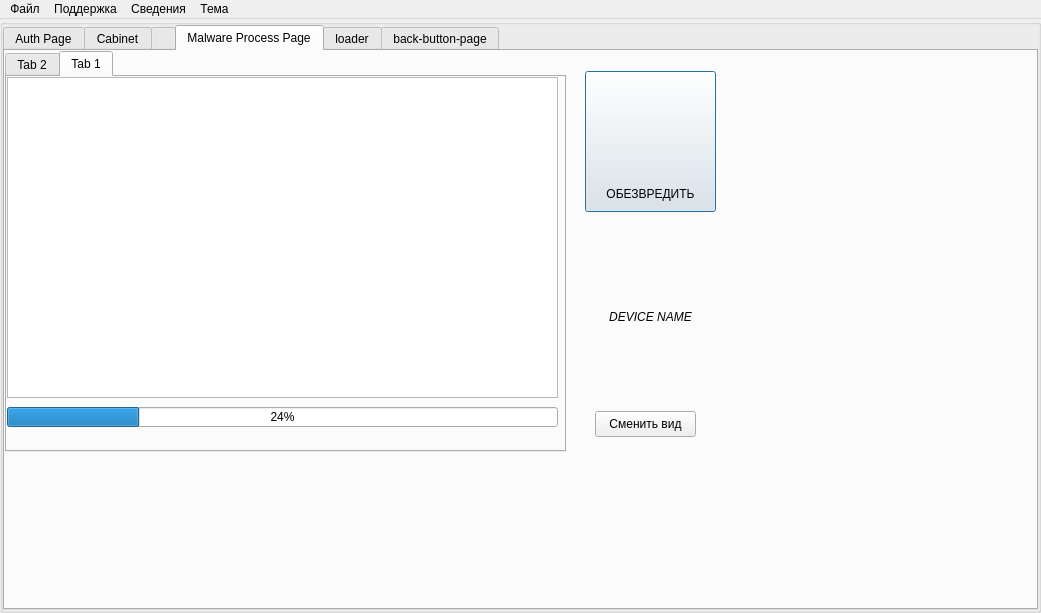
badcast/adskiller, file ui/mainwindow.ui: the form before one commit.
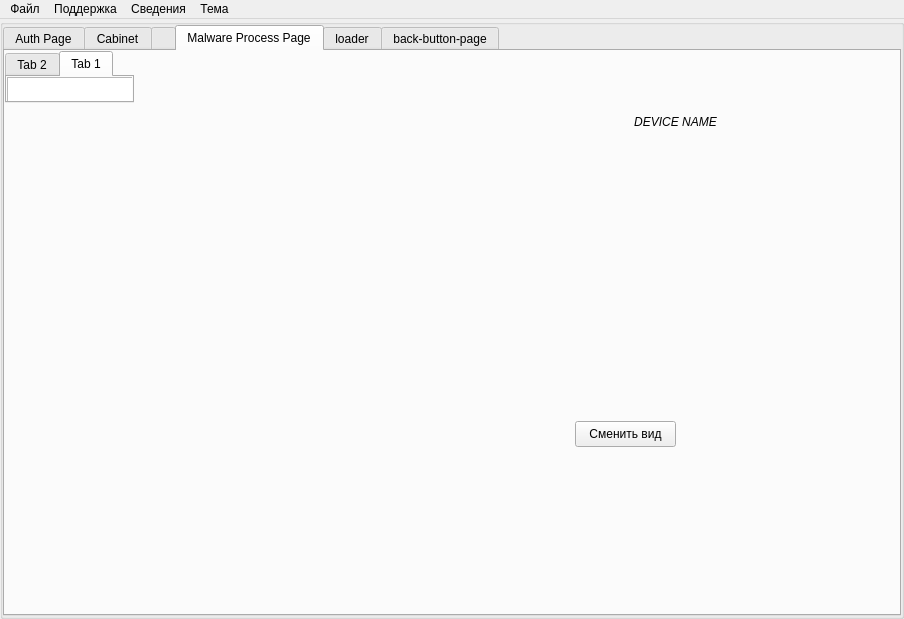
The form after the commit. The open tabs and pages were chosen to show the change. Icons and pictures are not drawn.

```diff
--- a/ui/mainwindow.ui
+++ b/ui/mainwindow.ui
@@ -9,8 +9,8 @@
    <rect>
     <x>0</x>
     <y>0</y>
-    <width>1041</width>
-    <height>613</height>
+    <width>904</width>
+    <height>619</height>
    </rect>
   </property>
   <property name="sizePolicy">
@@ -36,7 +36,7 @@
    <string notr="true"/>
   </property>
   <widget class="QWidget" name="centralwidget">
-   <layout class="QGridLayout" name="gridLayout">
+   <layout class="QGridLayout" name="gridLayout_9">
     <property name="leftMargin">
      <number>0</number>
     </property>
@@ -50,6 +50,45 @@
      <number>0</number>
     </property>
     <item row="0" column="0">
+     <widget class="QScrollArea" name="topscroll">
+      <property name="frameShape">
+       <enum>QFrame::Shape::NoFrame</enum>
+      </property>
+      <property name="verticalScrollBarPolicy">
+       <enum>Qt::ScrollBarPolicy::ScrollBarAlwaysOff</enum>
+      </property>
+      <property name="horizontalScrollBarPolicy">
+       <enum>Qt::ScrollBarPolicy::ScrollBarAlwaysOff</enum>
+      </property>
+      <property name="widgetResizable">
+       <bool>true</bool>
+      </property>
+      <widget class="QWidget" name="scrollAreaWidgetContents">
+       <property name="geometry">
+        <rect>
+         <x>0</x>
+         <y>0</y>
+         <width>904</width>
+         <height>596</height>
+        </rect>
+       </property>
+       <layout class="QVBoxLayout" name="gridLayout">
+        <property name="spacing">
+         <number>0</number>
+        </property>
+        <property name="leftMargin">
+         <number>0</number>
+        </property>
+        <property name="topMargin">
+         <number>0</number>
+        </property>
+        <property name="rightMargin">
+         <number>0</number>
+        </property>
+        <property name="bottomMargin">
+         <number>0</number>
+        </property>
+        <item>
      <widget class="QGroupBox" name="contentLayout">
       <property name="flat">
        <bool>false</bool>
@@ -1089,54 +1128,13 @@
           <attribute name="title">
            <string>Malware Process Page</string>
           </attribute>
-          <widget class="QPushButton" name="buttonDecayMalware">
-           <property name="geometry">
-            <rect>
-             <x>580</x>
-             <y>20</y>
-             <width>131</width>
-             <height>141</height>
-            </rect>
-           </property>
-           <property name="cursor">
-            <cursorShape>PointingHandCursor</cursorShape>
-           </property>
-           <property name="toolTip">
-            <string>&lt;html&gt;&lt;head/&gt;&lt;body&gt;&lt;p&gt;НАЖМИТЕ СЮДА, ЧТОБЫ УДАЛИТЬ ВИРУСЫ НА УСТРОЙСТВЕ.&lt;/p&gt;&lt;/body&gt;&lt;/html&gt;</string>
-           </property>
-           <property name="styleSheet">
-            <string notr="true">QPushButton {
-    padding: 10px;
-	text-align: bottom center;
-	image: url(:/resources/shield);
-    image-position: top center; 
-}
-QPushButton:hover {
-	 image: url(:/resources/shield-hover);
-}
-QPushButton:disabled 
-{
-      	 image: url(:/resources/shield-close);
-}
-</string>
-           </property>
-           <property name="text">
-            <string>ОБЕЗВРЕДИТЬ</string>
-           </property>
-           <property name="default">
-            <bool>true</bool>
-           </property>
-           <property name="flat">
-            <bool>false</bool>
-           </property>
-          </widget>
           <widget class="QLabel" name="deviceLabelName">
            <property name="geometry">
             <rect>
-             <x>565</x>
-             <y>180</y>
-             <width>161</width>
-             <height>171</height>
+                 <x>580</x>
+                 <y>30</y>
+                 <width>181</width>
+                 <height>81</height>
             </rect>
            </property>
            <property name="font">
@@ -1164,12 +1162,24 @@
           <widget class="QPushButton" name="malwareLayoutSwitchButton">
            <property name="geometry">
             <rect>
-             <x>590</x>
-             <y>360</y>
+                 <x>570</x>
+                 <y>370</y>
              <width>101</width>
              <height>26</height>
             </rect>
            </property>
+               <property name="minimumSize">
+                <size>
+                 <width>101</width>
+                 <height>26</height>
+                </size>
+               </property>
+               <property name="maximumSize">
+                <size>
+                 <width>101</width>
+                 <height>26</height>
+                </size>
+               </property>
            <property name="text">
             <string>Сменить вид</string>
            </property>
@@ -1179,8 +1189,8 @@
             <rect>
              <x>0</x>
              <y>0</y>
-             <width>561</width>
-             <height>401</height>
+                 <width>129</width>
+                 <height>52</height>
             </rect>
            </property>
            <layout class="QGridLayout" name="malwareContentLayout">
@@ -1511,6 +1521,10 @@
         </widget>
        </item>
       </layout>
+         </widget>
+        </item>
+       </layout>
+      </widget>
      </widget>
     </item>
    </layout>
@@ -1520,7 +1534,7 @@
     <rect>
      <x>0</x>
      <y>0</y>
-     <width>1041</width>
+     <width>904</width>
      <height>23</height>
     </rect>
    </property>
```
Left out of the diff: 75 changed lines with no effect on the pictures. Lines whose indentation alone changed are shown as unchanged.
